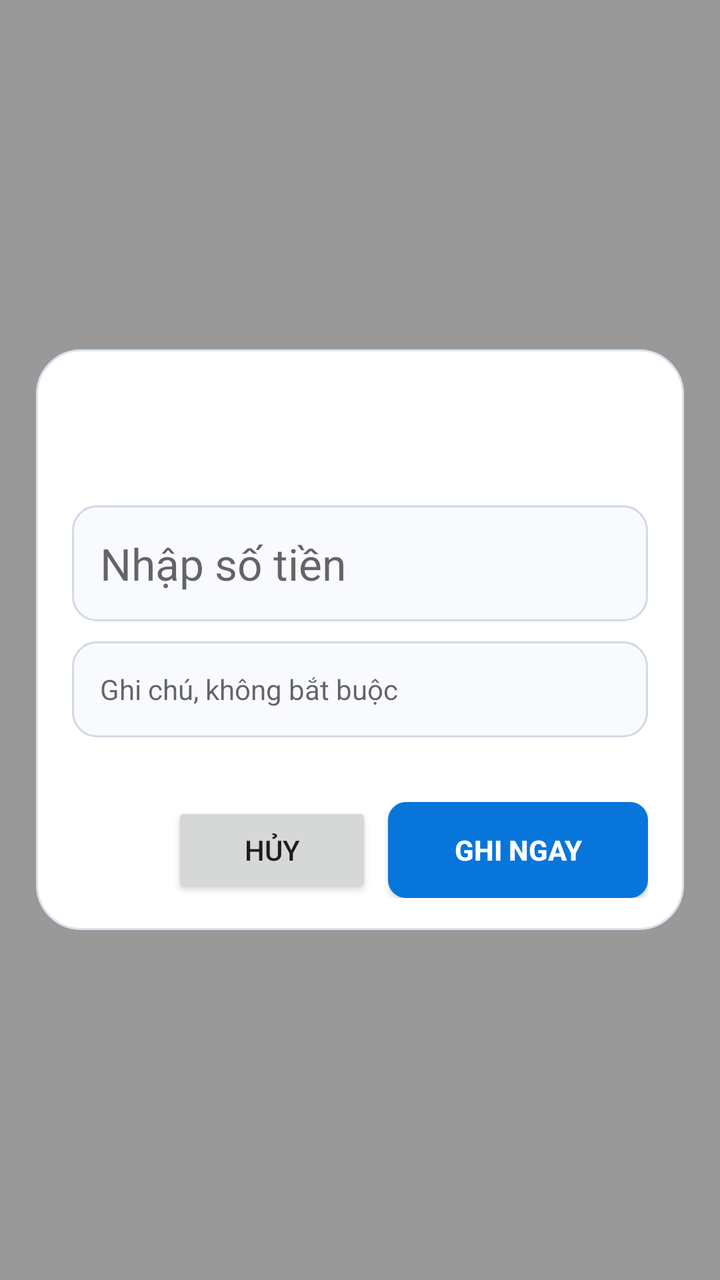
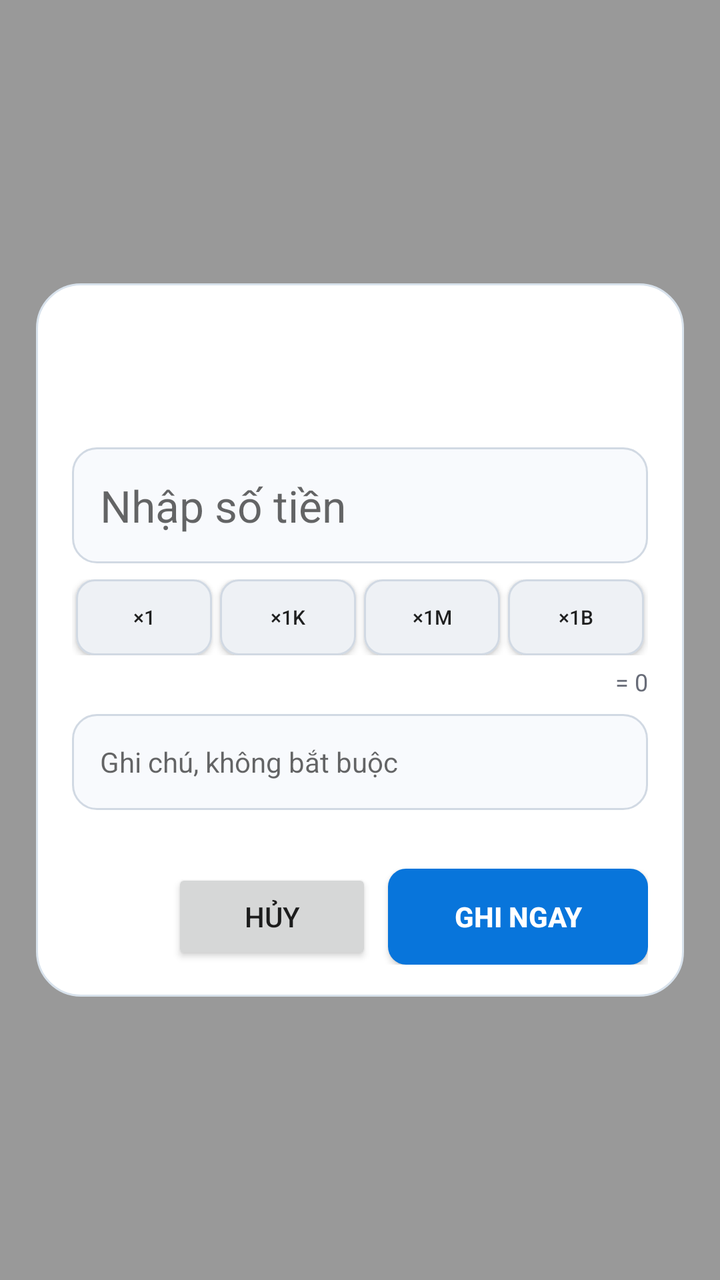

Compare the two renders of this Android layout. The source of the first and the diff that turns it into the second are given below.
<!-- AndroidManifest.xml: activity theme Theme.ThuChi.QuickEntry -->
<!-- res/layout/activity_quick_entry.xml -->
<?xml version="1.0" encoding="utf-8"?>
<FrameLayout xmlns:android="http://schemas.android.com/apk/res/android" android:layout_width="match_parent" android:layout_height="match_parent" android:background="#66000000"><LinearLayout android:layout_width="match_parent" android:layout_height="wrap_content" android:layout_gravity="center" android:layout_margin="18dp" android:orientation="vertical" android:background="@drawable/quick_dialog_background"><LinearLayout android:layout_width="match_parent" android:layout_height="wrap_content" android:gravity="center_vertical"><TextView android:id="@+id/quick_icon" android:layout_width="48dp" android:layout_height="48dp" android:gravity="center" android:textSize="30sp"/><LinearLayout android:layout_width="0dp" android:layout_height="wrap_content" android:layout_weight="1" android:orientation="vertical"><TextView android:id="@+id/quick_category" android:layout_width="match_parent" android:layout_height="wrap_content" android:textColor="#17171C" android:textSize="19sp" android:textStyle="bold"/><TextView android:id="@+id/quick_kind" android:layout_width="match_parent" android:layout_height="wrap_content" android:textSize="12sp" android:textStyle="bold"/></LinearLayout></LinearLayout><EditText android:id="@+id/quick_amount" android:layout_width="match_parent" android:layout_height="58dp" android:layout_marginTop="14dp" android:background="@drawable/quick_amount_background" android:hint="Nhập số tiền" android:inputType="numberDecimal" android:textSize="22sp" android:singleLine="true"/><EditText android:id="@+id/quick_note" android:layout_width="match_parent" android:layout_height="48dp" android:layout_marginTop="10dp" android:background="@drawable/quick_amount_background" android:hint="Ghi chú, không bắt buộc" android:inputType="textCapSentences" android:textSize="14sp" android:singleLine="true"/><TextView android:id="@+id/quick_error" android:layout_width="match_parent" android:layout_height="wrap_content" android:layout_marginTop="6dp" android:textColor="#D53B4C" android:textSize="12sp"/><LinearLayout android:layout_width="match_parent" android:layout_height="48dp" android:layout_marginTop="10dp" android:gravity="end"><Button android:id="@+id/quick_cancel" android:layout_width="100dp" android:layout_height="48dp" android:text="HỦY"/><Button android:id="@+id/quick_save" android:layout_width="130dp" android:layout_height="48dp" android:layout_marginStart="8dp" android:background="@drawable/widget_open_button" android:text="GHI NGAY" android:textColor="#FFFFFF" android:textStyle="bold"/></LinearLayout></LinearLayout><WebView android:id="@+id/quick_webview" android:layout_width="1dp" android:layout_height="1dp" android:visibility="invisible"/></FrameLayout>
<!-- resources referenced by this layout -->
<resources>
  <!-- drawable quick_amount_background (drawable) -->
  <selector xmlns:android="http://schemas.android.com/apk/res/android"><item android:state_focused="true"><shape><solid android:color="#FFFFFF"/><corners android:radius="12dp"/><stroke android:width="2dp" android:color="#0875DB"/><padding android:left="14dp" android:right="14dp"/></shape></item><item><shape><solid android:color="#F8FAFD"/><corners android:radius="12dp"/><stroke android:width="1dp" android:color="#D1D9E3"/><padding android:left="14dp" android:right="14dp"/></shape></item></selector>
  <!-- drawable quick_dialog_background (drawable) -->
  <shape xmlns:android="http://schemas.android.com/apk/res/android"><solid android:color="#FFFFFF"/><corners android:radius="22dp"/><stroke android:width="1dp" android:color="#D8E2EC"/><padding android:left="18dp" android:top="16dp" android:right="18dp" android:bottom="16dp"/></shape>
  <!-- drawable widget_open_button (drawable) -->
  <selector xmlns:android="http://schemas.android.com/apk/res/android"><item android:state_pressed="true"><shape><solid android:color="#075FB2"/><corners android:radius="9dp"/></shape></item><item><shape><solid android:color="#0875DB"/><corners android:radius="9dp"/></shape></item></selector>
  <style name="Theme.ThuChi.QuickEntry" parent="Theme.AppCompat.Light.NoActionBar"><item name="android:windowIsTranslucent">true</item><item name="android:windowBackground">@android:color/transparent</item><item name="android:windowNoTitle">true</item><item name="android:colorAccent">#0875DB</item><item name="android:windowSoftInputMode">adjustResize</item></style>
</resources>

<!-- the commit's change to res/layout/activity_quick_entry.xml (unified diff, before → after) -->
@@ -1,2 +1,2 @@
 <?xml version="1.0" encoding="utf-8"?>
-<FrameLayout xmlns:android="http://schemas.android.com/apk/res/android" android:layout_width="match_parent" android:layout_height="match_parent" android:background="#66000000"><LinearLayout android:layout_width="match_parent" android:layout_height="wrap_content" android:layout_gravity="center" android:layout_margin="18dp" android:orientation="vertical" android:background="@drawable/quick_dialog_background"><LinearLayout android:layout_width="match_parent" android:layout_height="wrap_content" android:gravity="center_vertical"><TextView android:id="@+id/quick_icon" android:layout_width="48dp" android:layout_height="48dp" android:gravity="center" android:textSize="30sp"/><LinearLayout android:layout_width="0dp" android:layout_height="wrap_content" android:layout_weight="1" android:orientation="vertical"><TextView android:id="@+id/quick_category" android:layout_width="match_parent" android:layout_height="wrap_content" android:textColor="#17171C" android:textSize="19sp" android:textStyle="bold"/><TextView android:id="@+id/quick_kind" android:layout_width="match_parent" android:layout_height="wrap_content" android:textSize="12sp" android:textStyle="bold"/></LinearLayout></LinearLayout><EditText android:id="@+id/quick_amount" android:layout_width="match_parent" android:layout_height="58dp" android:layout_marginTop="14dp" android:background="@drawable/quick_amount_background" android:hint="Nhập số tiền" android:inputType="numberDecimal" android:textSize="22sp" android:singleLine="true"/><EditText android:id="@+id/quick_note" android:layout_width="match_parent" android:layout_height="48dp" android:layout_marginTop="10dp" android:background="@drawable/quick_amount_background" android:hint="Ghi chú, không bắt buộc" android:inputType="textCapSentences" android:textSize="14sp" android:singleLine="true"/><TextView android:id="@+id/quick_error" android:layout_width="match_parent" android:layout_height="wrap_content" android:layout_marginTop="6dp" android:textColor="#D53B4C" android:textSize="12sp"/><LinearLayout android:layout_width="match_parent" android:layout_height="48dp" android:layout_marginTop="10dp" android:gravity="end"><Button android:id="@+id/quick_cancel" android:layout_width="100dp" android:layout_height="48dp" android:text="HỦY"/><Button android:id="@+id/quick_save" android:layout_width="130dp" android:layout_height="48dp" android:layout_marginStart="8dp" android:background="@drawable/widget_open_button" android:text="GHI NGAY" android:textColor="#FFFFFF" android:textStyle="bold"/></LinearLayout></LinearLayout><WebView android:id="@+id/quick_webview" android:layout_width="1dp" android:layout_height="1dp" android:visibility="invisible"/></FrameLayout>
+<FrameLayout xmlns:android="http://schemas.android.com/apk/res/android" android:layout_width="match_parent" android:layout_height="match_parent" android:background="#66000000"><LinearLayout android:layout_width="match_parent" android:layout_height="wrap_content" android:layout_gravity="center" android:layout_margin="18dp" android:orientation="vertical" android:background="@drawable/quick_dialog_background"><LinearLayout android:layout_width="match_parent" android:layout_height="wrap_content" android:gravity="center_vertical"><TextView android:id="@+id/quick_icon" android:layout_width="54dp" android:layout_height="54dp" android:gravity="center" android:textSize="34sp"/><LinearLayout android:layout_width="0dp" android:layout_height="wrap_content" android:layout_weight="1" android:orientation="vertical"><TextView android:id="@+id/quick_category" android:layout_width="match_parent" android:layout_height="wrap_content" android:textColor="#17171C" android:textSize="19sp" android:textStyle="bold"/><TextView android:id="@+id/quick_kind" android:layout_width="match_parent" android:layout_height="wrap_content" android:textSize="12sp" android:textStyle="bold"/></LinearLayout></LinearLayout><EditText android:id="@+id/quick_amount" android:layout_width="match_parent" android:layout_height="58dp" android:layout_marginTop="12dp" android:background="@drawable/quick_amount_background" android:hint="Nhập số tiền" android:inputType="numberDecimal" android:textSize="22sp" android:singleLine="true"/><LinearLayout android:id="@+id/factor_group" android:layout_width="match_parent" android:layout_height="38dp" android:layout_marginTop="8dp" android:orientation="horizontal"><Button android:id="@+id/factor_one" android:layout_width="0dp" android:layout_height="38dp" android:layout_weight="1" android:layout_marginHorizontal="2dp" android:background="@drawable/factor_button" android:minHeight="0dp" android:minWidth="0dp" android:padding="1dp" android:text="×1" android:textAllCaps="false" android:textSize="10sp"/><Button android:id="@+id/factor_thousand" android:layout_width="0dp" android:layout_height="38dp" android:layout_weight="1" android:layout_marginHorizontal="2dp" android:background="@drawable/factor_button" android:minHeight="0dp" android:minWidth="0dp" android:padding="1dp" android:text="×1K" android:textAllCaps="false" android:textSize="10sp"/><Button android:id="@+id/factor_million" android:layout_width="0dp" android:layout_height="38dp" android:layout_weight="1" android:layout_marginHorizontal="2dp" android:background="@drawable/factor_button" android:minHeight="0dp" android:minWidth="0dp" android:padding="1dp" android:text="×1M" android:textAllCaps="false" android:textSize="10sp"/><Button android:id="@+id/factor_billion" android:layout_width="0dp" android:layout_height="38dp" android:layout_weight="1" android:layout_marginHorizontal="2dp" android:background="@drawable/factor_button" android:minHeight="0dp" android:minWidth="0dp" android:padding="1dp" android:text="×1B" android:textAllCaps="false" android:textSize="10sp"/></LinearLayout><TextView android:id="@+id/quick_preview" android:layout_width="match_parent" android:layout_height="wrap_content" android:layout_marginTop="5dp" android:gravity="end" android:text="= 0" android:textColor="#686C78" android:textSize="12sp"/><EditText android:id="@+id/quick_note" android:layout_width="match_parent" android:layout_height="48dp" android:layout_marginTop="8dp" android:background="@drawable/quick_amount_background" android:hint="Ghi chú, không bắt buộc" android:inputType="textCapSentences" android:textSize="14sp" android:singleLine="true"/><TextView android:id="@+id/quick_error" android:layout_width="match_parent" android:layout_height="wrap_content" android:layout_marginTop="5dp" android:textColor="#D53B4C" android:textSize="12sp"/><LinearLayout android:layout_width="match_parent" android:layout_height="48dp" android:layout_marginTop="8dp" android:gravity="end"><Button android:id="@+id/quick_cancel" android:layout_width="100dp" android:layout_height="48dp" android:text="HỦY"/><Button android:id="@+id/quick_save" android:layout_width="130dp" android:layout_height="48dp" android:layout_marginStart="8dp" android:background="@drawable/widget_open_button" android:text="GHI NGAY" android:textColor="#FFFFFF" android:textStyle="bold"/></LinearLayout></LinearLayout><WebView android:id="@+id/quick_webview" android:layout_width="1dp" android:layout_height="1dp" android:visibility="invisible"/></FrameLayout>
<!-- resource entries referenced after the edit -->
@@ -1,5 +1,7 @@
 <!-- resources referenced by this layout -->
 <resources>
+  <!-- drawable factor_button (drawable) -->
+  <selector xmlns:android="http://schemas.android.com/apk/res/android"><item android:state_selected="true"><shape><solid android:color="#0875DB"/><corners android:radius="9dp"/></shape></item><item><shape><solid android:color="#EEF1F5"/><corners android:radius="9dp"/><stroke android:width="1dp" android:color="#D1D9E3"/></shape></item></selector>
   <!-- drawable quick_amount_background (drawable) -->
   <selector xmlns:android="http://schemas.android.com/apk/res/android"><item android:state_focused="true"><shape><solid android:color="#FFFFFF"/><corners android:radius="12dp"/><stroke android:width="2dp" android:color="#0875DB"/><padding android:left="14dp" android:right="14dp"/></shape></item><item><shape><solid android:color="#F8FAFD"/><corners android:radius="12dp"/><stroke android:width="1dp" android:color="#D1D9E3"/><padding android:left="14dp" android:right="14dp"/></shape></item></selector>
   <!-- drawable quick_dialog_background (drawable) -->
